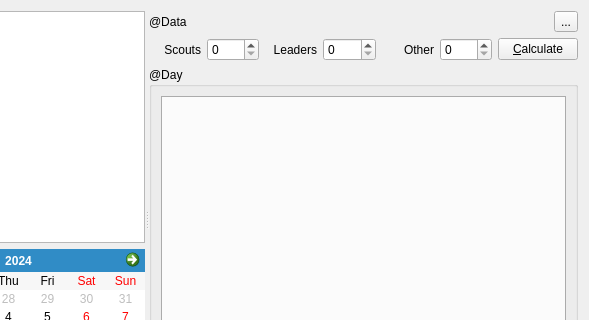
The window that src/ui/TabMealWidget.ui (wnt-zhp/zarlock-cpp) describes before a commit, drawn with Qt 5; both pictures show x 179 to 768 and y 0 to 320 of the 768 by 437 pixel window.
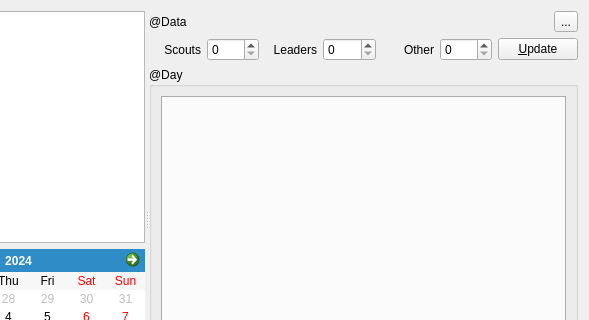
The same window after the commit. Custom widgets are drawn as their Qt base class.

Diff of the .ui file:
```diff
--- a/src/ui/TabMealWidget.ui
+++ b/src/ui/TabMealWidget.ui
@@ -68,7 +68,7 @@
         </layout>
        </item>
        <item>
-        <layout class="QHBoxLayout" name="horizontalLayout">
+        <layout class="QHBoxLayout" name="horizontalLayout" stretch="1,1,1,1,1,1,0">
          <item>
           <widget class="QLabel" name="label_scouts">
            <property name="text">
@@ -111,7 +111,7 @@
          <item>
           <widget class="QPushButton" name="calculate">
            <property name="text">
-            <string>&amp;Calculate</string>
+            <string>&amp;Update</string>
            </property>
           </widget>
          </item>
```
Left out of the diff: 4 changed lines with no effect on the pictures.
